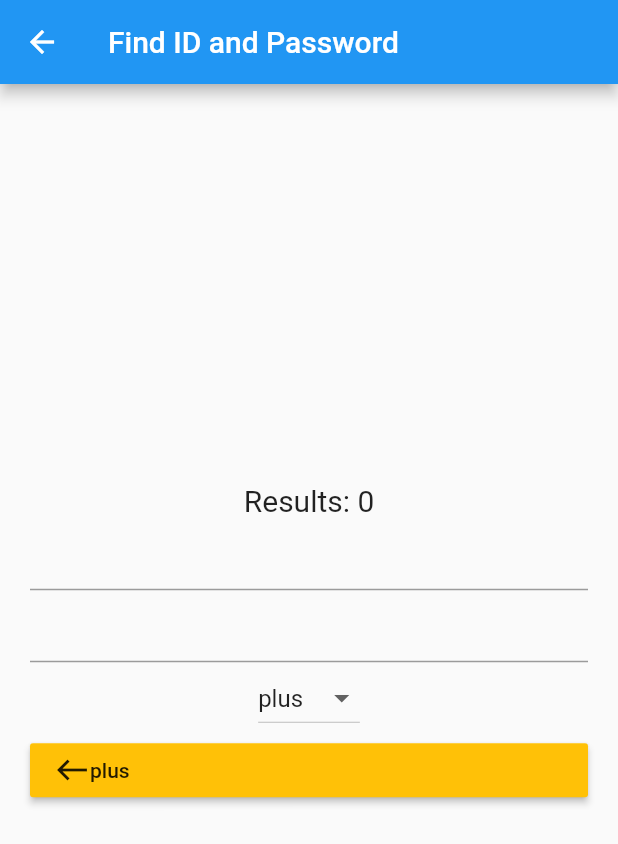
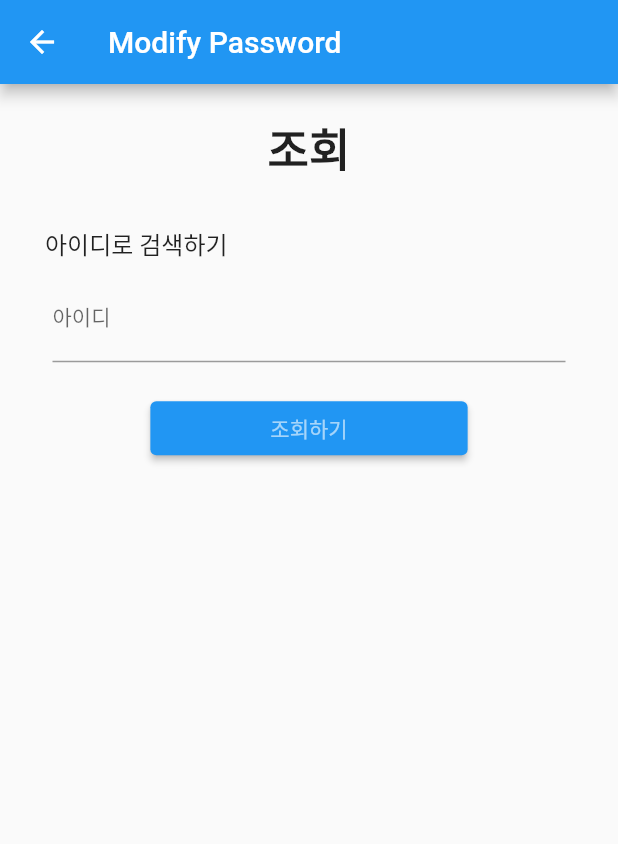
Before and after one commit to wonjongseo/filot-chatting, a Flutter app: the FindClientInfo screen opened directly, on a phone screen of 412 x 824 dp. Shown: the top 844 px of the screen. Run offline on Flutter 3.47's test engine with Material 2 defaults, Android fonts, the phone set to English and light mode, and no system bars; our stand-ins replace flutter_secure_storage, url_launcher_web; accounts and stored records are empty; Roboto replaces fonts that are missing (bmjua).

Commit message:
Update: modify json data

```diff
--- a/flutter_chat_app/lib/LoginPage/FindClientInfo.dart
+++ b/flutter_chat_app/lib/LoginPage/FindClientInfo.dart
@@ -1,98 +1,208 @@
+import 'dart:convert';
+
 import 'package:flutter/cupertino.dart';
 import 'package:flutter/material.dart';
 
+import 'package:http/http.dart' as http;
+
 class FindClientInfo extends StatefulWidget{
+  FindClientInfo({Key? key}) : super(key: key);
+
   @override
   State<StatefulWidget> createState() => _FindClientInfo();
 }
 class _FindClientInfo extends State<FindClientInfo>{
-  TextEditingController value1 = TextEditingController();
-  TextEditingController value2 = TextEditingController();
-  var sum = '0';
+  /*******이부분 수정하면 됩니당********/
+  String _Check_api = "여기에 api";
+  List<String> _KeyList = ['id','password', 'confirmPassword','nickName','introduction'];
+  /*******이부분 수정하면 됩니당********/
 
-  List _buttonList = ['plus','minus','multi','div'];
-  List<DropdownMenuItem<String>> _dropDownMenuItems = [];
-  String _buttonText = '';
-  String calculate = 'plus';
+  String ID = '';
+  bool flag = false;
+  List _TextFormList = ['아이디','비밀번호','비밀번호 확인', '닉네임','소개'];
+  List _InfoList = [];
+  List<TextEditingController> values = [];
+
+  String? validatePassword(String value) {
+    if (!(value.length > 5) && value.isNotEmpty) {
+      return "Password should contain more than 5 characters";
+    }
+    return null;
+  }
+
+  @override
+  void initState() {
+    // TODO: implement initState
+    super.initState();
+
+    for(var item in _TextFormList) {
+      values.add(TextEditingController());
+    }
+  }
+  Container _makeText(String str, [fontSize]){
+    try {
+      if (fontSize == null)
+        fontSize = 16.0;
+    }
+    catch(e){
+      print("hello" + e.toString());
+    }
+    try {
+      return Container(
+        child: Row(
+          mainAxisAlignment: MainAxisAlignment.start,
+          mainAxisSize: MainAxisSize.max,
+          children: [
+            Padding(padding: EdgeInsets.fromLTRB(10, 30, 10, 0),
+                child: Text(
+                  str,
+                  style: TextStyle(
+                      fontFamily: 'bmjua',
+                      fontSize: fontSize,
+                      fontWeight: FontWeight.normal,
+                      color: Colors.black87
+                  ),
+                )
+            ),
+          ],
+        ),
+      );
+    }
+    catch(e){
+      print("World " + e.toString());
+    }
+    return Container();
+  }
+  Padding _makeTextFormField(int index, bool obscure){
+    return Padding(
+      padding: EdgeInsets.fromLTRB(15,10,15,0),
+      child: Column(
+        children: <Widget>[
+          TextFormField(
+            controller: values[index],
+            keyboardType: TextInputType.text,
+            obscureText: obscure,
+            decoration: InputDecoration(
+                labelText: _TextFormList[index],
+                labelStyle: TextStyle(
+                  fontFamily: 'bmjua',
+                  fontSize: 14,
+                )
+            ),
+            validator: (text) {
+              if (text == null || text.isEmpty) {
+                return 'Text is empty';
+              }
+              return null;
+            },
+          ),
+        ],
+      ),
+    );
+  }
+
+  void _errorPopup(String str){
+    showDialog(
+      context: context,
+      barrierDismissible: true,
+      builder: (BuildContext context) {
+        return AlertDialog(
+          title: new Text("Error!"),
+          content: new Text(str),
+          actions: <Widget>[
+            ElevatedButton(
+                child: Text("확인"),
+                onPressed: () {
+                  Navigator.pop(context);
+                }),
+          ],
+        );
+      },
+    );
+  }
+  void _checking() async{
+    final response = await http.get(
+      Uri.parse(_Check_api+"?id="+ID),
+      headers: {'Content-Type': "application/json"},
+    );
+    if(response.statusCode == 200) {
+      _InfoList.clear();
+      var dataConvertedToJSON = json.decode(response.body);
+
+      for(var index = 0; index<_KeyList.length; index++)
+        _InfoList.add("${dataConvertedToJSON[_KeyList[index]].toString()}");
+
+      return;
+    }
+
+    // Join failed, and popup Failed
+    _errorPopup("조회 중 에러가 발생했습니다.");
+  }
 
   @override
   Widget build(BuildContext context) {
     // TODO: implement build
     return Scaffold(
       appBar: AppBar(
-        title: Text("Find ID and Password"),
+        title: Text("Modify Password"),
       ),
-      body: Center(
+
+      body: SingleChildScrollView(
         child: Column(
-          mainAxisAlignment: MainAxisAlignment.center,
+          mainAxisAlignment: MainAxisAlignment.start,
           children: <Widget> [
+            Padding(padding: EdgeInsets.fromLTRB(0,10,0,10)),
+            Text("조회",
+                style: TextStyle(
+                  fontFamily: 'bmjua',
+                  fontSize: 30,
+                  fontWeight: FontWeight.bold,
+                )),
             Padding(
               padding: EdgeInsets.fromLTRB(20, 0, 20, 20),
               child: Column(
                 children: <Widget>[
-                  Text(
-                    'Results: $sum',
-                    style: TextStyle(fontSize: 20),
-                  ),
-                  TextField(
-                    controller: value1,
-                    keyboardType: TextInputType.number,
-                  ),
-                  TextField(
-                    controller: value2,
-                    keyboardType: TextInputType.number,
-                  ),
-                  DropdownButton(
-                    items: _dropDownMenuItems,
-                    onChanged: (value){
-                      setState(() {
-                        _buttonText = value.toString();
-                        calculate = value.toString();
-                      });
-                    },value: _buttonText,
-                  ),
-                  RaisedButton(
-                      child: Row(
-                        children: <Widget>[
-                          Icon(Icons.west_sharp),
-                          Text(calculate)
-                        ],
-                      ),
-                      color: Colors.amber,
-                      onPressed: () {
-                        setState(() {
-                          int result = cal(calculate, int.parse(value1.value.text), int.parse(value2.value.text));
-                          sum = '$result';
-                        });
-                      })
+                  _makeText("아이디로 검색하기"),
+                  _makeTextFormField(0,false),
                 ],
               ),
-            )
+            ),
+            ElevatedButton(
+                child: Row(
+                  mainAxisSize: MainAxisSize.min,
+                  children: <Widget>[
+                    Text("조회하기")
+                  ],
+                ),
+                style: ElevatedButton.styleFrom(
+                  onPrimary:Colors.white60,
+                  padding: EdgeInsets.fromLTRB(80,0,80,0),
+                ),
+                onPressed: () {
+                  ID = values[0].text.toString();
+                  if(ID.isEmpty) {
+                    _errorPopup("ID를 입력해 주세요");
+                    return;
+                  }
+                  _checking();
+                  setState(() {
+                    flag = true;
+                  });
+                }),
+            Padding(padding: EdgeInsets.all(13)),
+            for(var i = 0;i<_InfoList.length;i++)
+              flag ? Row(
+                mainAxisAlignment: MainAxisAlignment.start,
+                children: [
+                  Padding(padding: EdgeInsets.all(15)),
+                  _makeText(_TextFormList[i], 15.0),
+                  _makeText(_InfoList[i],15.0),
+                ],
+              )
+                  : Padding(padding: EdgeInsets.zero),
           ],
         ),
       ),
     );
-    throw UnimplementedError();
-  }
-
-  @override
-  void initState() {
-    // TODO: implement initState
-    super.initState();
-    for(var item in _buttonList){
-      _dropDownMenuItems.add(DropdownMenuItem(value: item, child: Text(item)));
-    }
-    _buttonText = _dropDownMenuItems[0].value!;
-  }
-
-  int cal(String state, int a, int b) {
-    if (state == 'plus')
-      return a + b;
-    else if (state == 'minus')
-      return a - b;
-    else if (state == 'multi')
-      return a * b;
-    else
-      return a ~/ b;//(a / b).toInt();
   }
 }
--- a/flutter_chat_app/pubspec.yaml
+++ b/flutter_chat_app/pubspec.yaml
@@ -14,6 +14,7 @@ dependencies:
 
   http: ^0.13.3
   url_launcher: ^6.0.9
+  flutter_secure_storage: 4.2.1
 
   cupertino_icons: ^1.0.2
 
```
Also changed, not shown: flutter_chat_app/lib/LoginPage/JoinPage.dart (+23 -12 lines), flutter_chat_app/lib/LoginPage/LoginPage.dart (+24 -5 lines).
